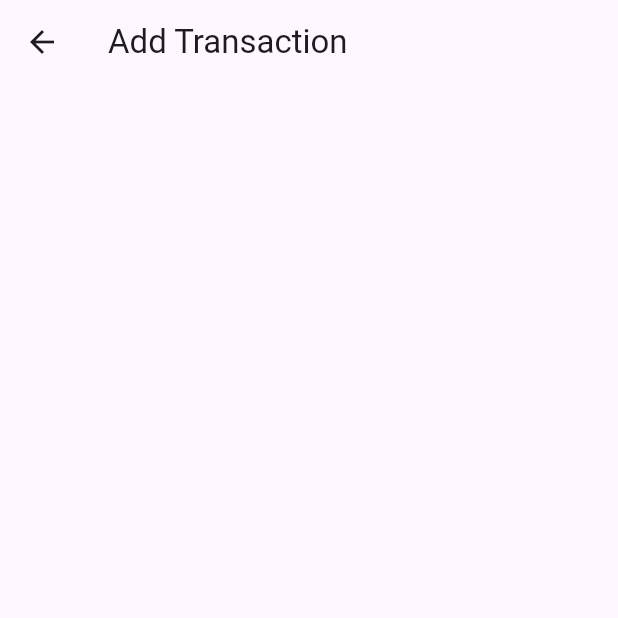
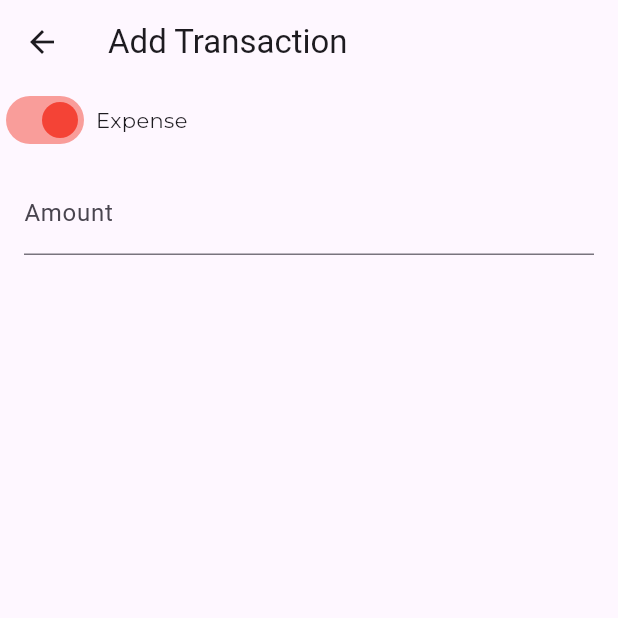
Before and after one commit to seviadwiyanti/uangku, a Flutter app: the TransactionPage screen opened directly, on a phone screen of 412 x 824 dp, the top half of it. Run offline on Flutter 3.47's test engine with Material 3 defaults, Android fonts, the phone set to English and light mode, and no system bars; our stand-ins replace google_fonts; missing offline and left inert: calendar_appbar.

Commit message:
update transaction

```diff
--- a/lib/pages/transaction_page.dart
+++ b/lib/pages/transaction_page.dart
@@ -1,5 +1,6 @@
 import 'package:flutter/cupertino.dart';
 import 'package:flutter/material.dart';
+import 'package:google_fonts/google_fonts.dart';
 
 class TransactionPage extends StatefulWidget {
   const TransactionPage({super.key});
@@ -9,6 +10,7 @@ class TransactionPage extends StatefulWidget {
 }
 
 class _TransactionPageState extends State<TransactionPage> {
+  bool isExpense = true;
   @override
   Widget build(BuildContext context) {
     return Scaffold(
@@ -16,7 +18,39 @@ class _TransactionPageState extends State<TransactionPage> {
         title: Text('Add Transaction'),
       ),
       body: SingleChildScrollView(
-        child: SafeArea(child: Column(children: [],)),
+        child: SafeArea(
+            child: Column(
+          children: [
+            Row(
+              children: [
+                Switch(
+                  value: isExpense,
+                  onChanged: (bool value) {
+                    setState(() {
+                      isExpense = value;
+                    });
+                  },
+                  inactiveTrackColor: Colors.green[200],
+                  inactiveThumbColor: Colors.green,
+                  activeColor: Colors.red,
+                ),
+                Text(
+                  isExpense ? ' Expense' : 'Income',
+                  style: GoogleFonts.montserrat(fontSize: 14),
+                )
+              ],
+            ),
+            SizedBox(height: 10),
+            Padding(
+              padding: const EdgeInsets.symmetric(horizontal: 16),
+              child: TextFormField(
+                keyboardType: TextInputType.number,
+                decoration: InputDecoration(
+                    border: UnderlineInputBorder(), labelText: "Amount"),
+              ),
+            )
+          ],
+        )),
       ),
     );
   }
```
